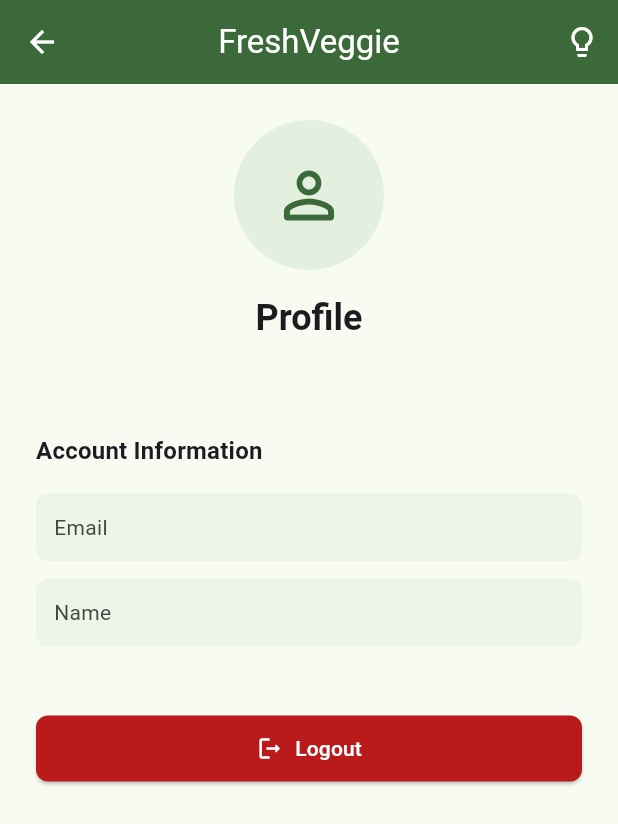
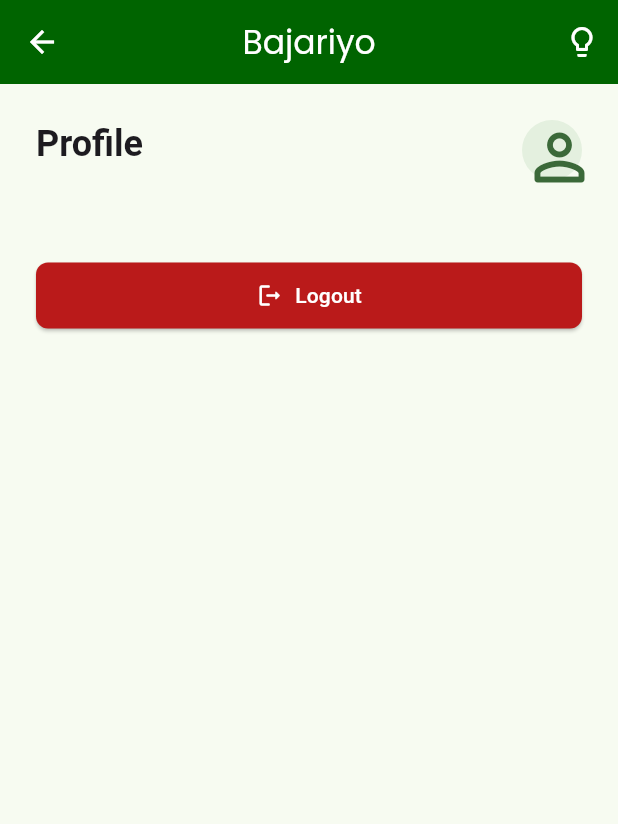
Before and after one commit to avrsoftdev/ecom, a Flutter app: the ProfilePage screen opened directly, on a phone screen of 412 x 824 dp. Shown: the top 824 px of the screen. Run offline on Flutter 3.47's test engine with Material 3 defaults, Android fonts, the phone set to English and light mode, and no system bars; our stand-ins replace cached_network_image, cloud_firestore, connectivity_plus, dartz, dio, easy_localization and 12 more; accounts and stored records are empty.

Commit message:
Solved error

```diff
--- a/lib/app.dart
+++ b/lib/app.dart
@@ -33,7 +33,7 @@
           child: BlocBuilder<ThemeCubit, ThemeMode>(
             builder: (context, themeMode) {
               return MaterialApp.router(
-                title: 'FreshVeggie',
+                title: 'Bajariyo',
                 debugShowCheckedModeBanner: false,
                 theme: AppTheme.lightTheme,
                 darkTheme: AppTheme.darkTheme,
--- a/lib/core/widgets/fresh_veggie_header.dart
+++ b/lib/core/widgets/fresh_veggie_header.dart
@@ -1,12 +1,13 @@
 import 'package:flutter/material.dart';
 import 'package:flutter_bloc/flutter_bloc.dart';
+import 'package:google_fonts/google_fonts.dart';
 
 import '../theme/theme_cubit.dart';
 
 class FreshVeggieHeader extends StatelessWidget implements PreferredSizeWidget {
   const FreshVeggieHeader({
     super.key,
-    this.title = 'FreshVeggie',
+    this.title = 'Bajariyo',
   });
 
   final String title;
@@ -17,9 +18,16 @@
   @override
   Widget build(BuildContext context) {
     return AppBar(
-      backgroundColor: Theme.of(context).colorScheme.primary,
-      foregroundColor: Theme.of(context).colorScheme.onPrimary,
-      title: Text(title),
+      backgroundColor: const Color(0xFF006400),
+      foregroundColor: Colors.white,
+      title: Text(
+        title,
+        style: GoogleFonts.poppins(
+          textStyle: (Theme.of(context).appBarTheme.titleTextStyle ??
+                  Theme.of(context).textTheme.titleLarge)
+              ?.copyWith(color: Colors.white),
+        ),
+      ),
       centerTitle: true,
       actions: [
         BlocBuilder<ThemeCubit, ThemeMode>(
@@ -27,7 +35,8 @@
             final isDarkMode = themeMode == ThemeMode.dark;
 
             return IconButton(
-              tooltip: isDarkMode ? 'Switch to light mode' : 'Switch to dark mode',
+              tooltip:
+                  isDarkMode ? 'Switch to light mode' : 'Switch to dark mode',
               onPressed: () => context.read<ThemeCubit>().toggleTheme(),
               icon: Icon(
                 isDarkMode
--- a/lib/features/navigation/presentation/pages/tabs/profile_page.dart
+++ b/lib/features/navigation/presentation/pages/tabs/profile_page.dart
@@ -29,54 +29,62 @@
             child: Column(
               crossAxisAlignment: CrossAxisAlignment.start,
               children: [
-                // Profile Header
-                Center(
+                Row(
+                  crossAxisAlignment: CrossAxisAlignment.start,
+                  children: [
+                    Expanded(
                       child: Column(
+                        crossAxisAlignment: CrossAxisAlignment.start,
                         children: [
-                      CircleAvatar(
-                        radius: 50,
-                        backgroundColor: colorScheme.primaryContainer,
-                        child: Icon(
-                          Icons.person_outline_rounded,
-                          size: 50,
-                          color: colorScheme.primary,
-                        ),
-                      ),
-                      const SizedBox(height: 16),
                           Text(
-                        'Profile',
-                        style: Theme.of(context).textTheme.headlineSmall?.copyWith(
-                              fontWeight: FontWeight.w700,
-                            ),
+                            user?.displayName?.isNotEmpty == true
+                                ? user!.displayName!
+                                : 'Profile',
+                            style: Theme.of(context)
+                                .textTheme
+                                .headlineSmall
+                                ?.copyWith(fontWeight: FontWeight.w700),
                           ),
                           const SizedBox(height: 8),
                           if (user?.email != null)
                             Text(
                               user!.email!,
-                          style: Theme.of(context).textTheme.bodyMedium?.copyWith(
-                                color: colorScheme.onSurfaceVariant,
+                              style: Theme.of(context)
+                                  .textTheme
+                                  .bodyMedium
+                                  ?.copyWith(
+                                      color: colorScheme.onSurfaceVariant),
                             ),
+                          if (user?.phoneNumber != null &&
+                              user!.phoneNumber!.isNotEmpty) ...[
+                            const SizedBox(height: 6),
+                            Text(
+                              user.phoneNumber!,
+                              style: Theme.of(context)
+                                  .textTheme
+                                  .bodyMedium
+                                  ?.copyWith(
+                                      color: colorScheme.onSurfaceVariant),
                             ),
+                          ],
                         ],
                       ),
                     ),
-                const SizedBox(height: 32),
-                // Profile Info Section
-                Text(
-                  'Account Information',
-                  style: Theme.of(context).textTheme.titleMedium?.copyWith(
-                        fontWeight: FontWeight.w600,
+                    CircleAvatar(
+                      backgroundColor: colorScheme.primaryContainer,
+                      backgroundImage:
+                          user?.photoURL != null && user!.photoURL!.isNotEmpty
+                              ? NetworkImage(user.photoURL!)
+                              : null,
+                      child: user?.photoURL == null || user!.photoURL!.isEmpty
+                          ? Icon(
+                              Icons.person_outline_rounded,
+                              size: 50,
+                              color: colorScheme.primary,
+                            )
+                          : null,
                     ),
-                ),
-                const SizedBox(height: 16),
-                _ProfileInfoTile(
-                  label: 'Email',
-                  value: user?.email ?? 'N/A',
-                ),
-                if (user?.displayName != null)
-                  _ProfileInfoTile(
-                    label: 'Name',
-                    value: user!.displayName!,
+                  ],
                 ),
                 const SizedBox(height: 32),
                 // Logout Button
@@ -122,46 +130,3 @@
     );
   }
 }
-
-class _ProfileInfoTile extends StatelessWidget {
-  final String label;
-  final String value;
-
-  const _ProfileInfoTile({
-    required this.label,
-    required this.value,
-  });
-
-  @override
-  Widget build(BuildContext context) {
-    final colorScheme = Theme.of(context).colorScheme;
-
-    return Padding(
-      padding: const EdgeInsets.only(bottom: 12),
-      child: Container(
-        padding: const EdgeInsets.all(12),
-        decoration: BoxDecoration(
-          color: colorScheme.surfaceVariant.withOpacity(0.3),
-          borderRadius: BorderRadius.circular(8),
-        ),
-        child: Row(
-          mainAxisAlignment: MainAxisAlignment.spaceBetween,
-          children: [
-            Text(
-              label,
-              style: Theme.of(context).textTheme.bodyMedium?.copyWith(
-                    color: colorScheme.onSurfaceVariant,
-                  ),
-            ),
-            Text(
-              value,
-              style: Theme.of(context).textTheme.bodyMedium?.copyWith(
-                    fontWeight: FontWeight.w500,
-                  ),
-            ),
-          ],
-        ),
-      ),
-    );
-  }
-}
```
Lines whose indentation alone changed are shown as unchanged.
